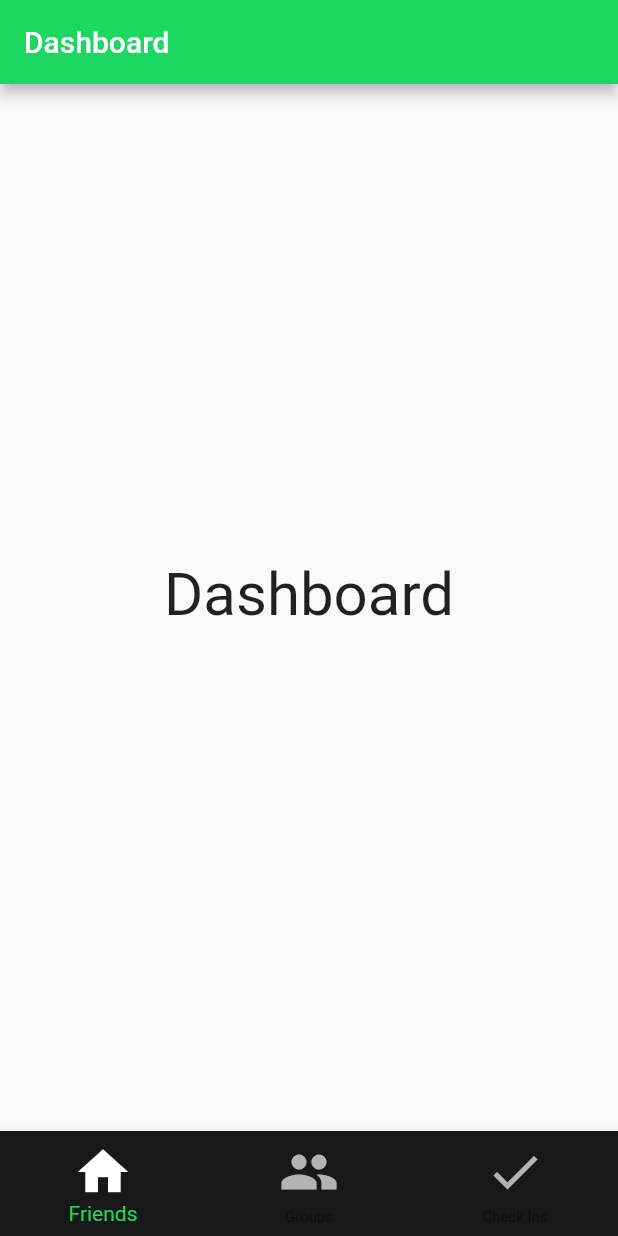
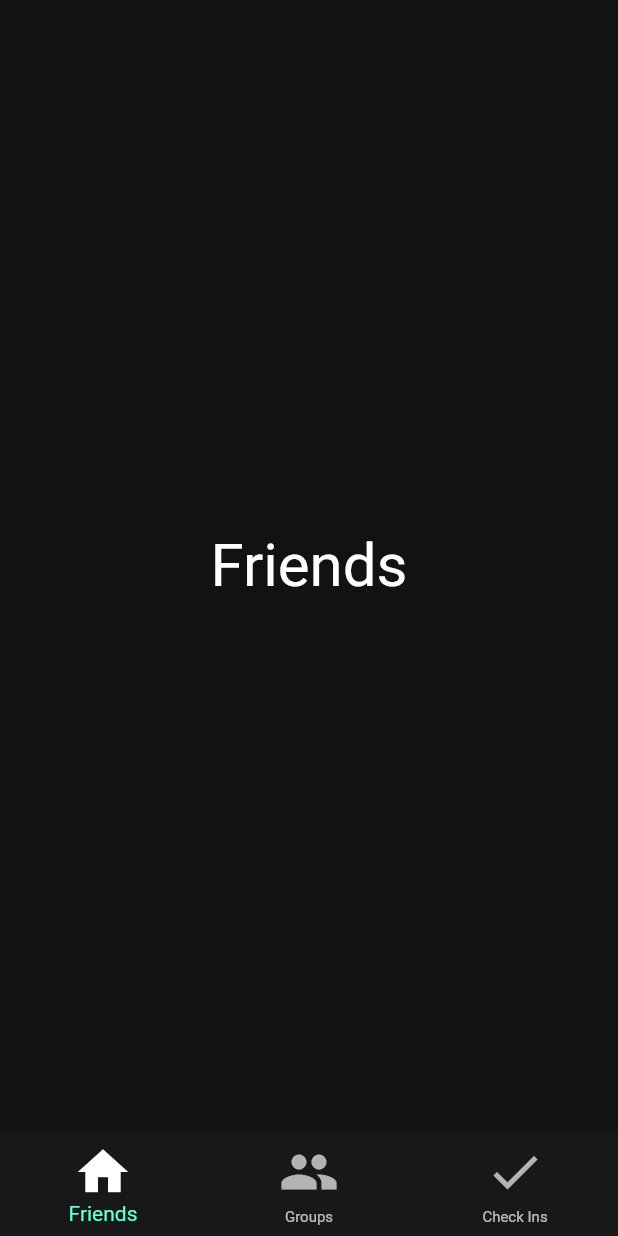
Before and after one commit to oluthje/friends-app-ui-only, a Flutter app: the screen it shows after launch, on a phone screen of 412 x 824 dp. Run offline on Flutter 3.47's test engine with Material 2 defaults, Android fonts, the phone set to English and light mode, and no system bars; our stand-ins replace grouped_list; Roboto replaces fonts that are missing (comic sans ms).

Commit message:
clean looking tab bar

```diff
--- a/lib/main.dart
+++ b/lib/main.dart
@@ -19,12 +19,7 @@ class MyApp extends StatelessWidget {
   @override
   Widget build(BuildContext context) => MaterialApp(
         title: 'Sign in App!',
-        theme: ThemeData(
-          primaryColor: spotifyGreen,
-          colorScheme: ColorScheme.fromSwatch().copyWith(
-            primary: spotifyGreen,
-          ),
-        ),
+        theme: ThemeData.dark().copyWith(),
         home: const HomePage(),
       );
 }
@@ -74,32 +69,67 @@ class FriendsApp extends StatefulWidget {
 }
 
 class _FriendsApp extends State<FriendsApp> {
+  int ci = 0; //current index
+  final screens = [
+    Center(
+        child: Text("Friends",
+            style: TextStyle(fontSize: 40, color: Colors.white))),
+    Center(
+        child: Text("Groups",
+            style: TextStyle(fontSize: 40, color: Colors.white))),
+    Center(
+        child: Text("Check Ins",
+            style: TextStyle(fontSize: 40, color: Colors.white))),
+  ];
+
   @override
   Widget build(BuildContext context) {
     final friendsDocs = constants.friendsDocs;
     final groupsDocs = constants.groupsDocs;
 
     return Scaffold(
-      appBar: AppBar(
-        title: const Text(
-          'Dashboard',
-          style: TextStyle(fontFamily: 'comic sans ms'),
+      backgroundColor: scaffoldBackground,
+      body: screens[ci],
+      bottomNavigationBar: BottomNavigationBar(
+        type: BottomNavigationBarType.fixed,
+        backgroundColor: bottomTabBarBackground,
+        selectedFontSize: 14,
+        unselectedFontSize: 10,
+        selectedIconTheme: IconThemeData(
+          color: brightWhite,
+          size: 40,
         ),
+        unselectedIconTheme: IconThemeData(
+          color: fadedWhite,
+          size: 40,
         ),
-      bottomNavigationBar: BottomTabBar(),
-      body: Padding(
-          padding: const EdgeInsets.only(
-            top: 8.0,
-            left: 8.0,
-            right: 8.0,
-            bottom: 25.0,
+        currentIndex:
+            ci, // increment to make it start on another page when you load app
+        onTap: (index) {
+          print('new index! $index');
+          setState(() {
+            ci = index;
+          });
+        },
+        items: [
+          BottomNavigationBarItem(
+            icon: Icon(Icons.home),
+            label: "Friends",
+            backgroundColor: Colors.blue,
           ),
-          child: Center(
-            child: Text(
-              "Dashboard",
-              style: TextStyle(fontSize: 40),
+          BottomNavigationBarItem(
+            icon: Icon(Icons.people),
+            label: "Groups",
+            backgroundColor: Colors.red,
           ),
-          )
+          BottomNavigationBarItem(
+            icon: Icon(Icons.check),
+            label: "Check Ins",
+            backgroundColor: Colors.purple,
+          ),
+        ],
+      ),
+    );
     // child: SingleChildScrollView(
     //   child: Column(
     //     children: <Widget>[
@@ -120,58 +150,5 @@ class _FriendsApp extends State<FriendsApp> {
     //     ],
     //   ),
     // ),
-          ),
-    );
   }
 }
-
-class BottomTabBar extends StatefulWidget {
-  const BottomTabBar({
-    Key? key,
-  }) : super(key: key);
-
-  @override
-  State<BottomTabBar> createState() => _BottomTabBarState();
-}
-
-class _BottomTabBarState extends State<BottomTabBar> {
-  int ci = 0; //current index
-  @override
-  Widget build(BuildContext context) {
-    return BottomNavigationBar(
-      backgroundColor: bottomTabBarBackground,
-      selectedFontSize: 14,
-      unselectedFontSize: 10,
-      selectedIconTheme: IconThemeData(
-        color: brightWhite,
-        size: 40,
-      ),
-      unselectedIconTheme: IconThemeData(
-        color: fadedWhite,
-        size: 40,
-      ),
-      currentIndex:
-          ci, // increment to make it start on another page when you load app
-      onTap: (index) {
-        setState(() {
-          ci = index;
-        });
-      },
-      items: [
-        BottomNavigationBarItem(
-          icon: Icon(Icons.home),
-          label: "Friends",
-          backgroundColor: Colors.blue,
-        ),
-        BottomNavigationBarItem(
-          icon: Icon(Icons.people),
-          label: "Groups",
-        ),
-        BottomNavigationBarItem(
-          icon: Icon(Icons.check),
-          label: "Check Ins",
-        ),
-      ],
-    );
-  }
-}
```
Lines whose indentation alone changed are shown as unchanged.
